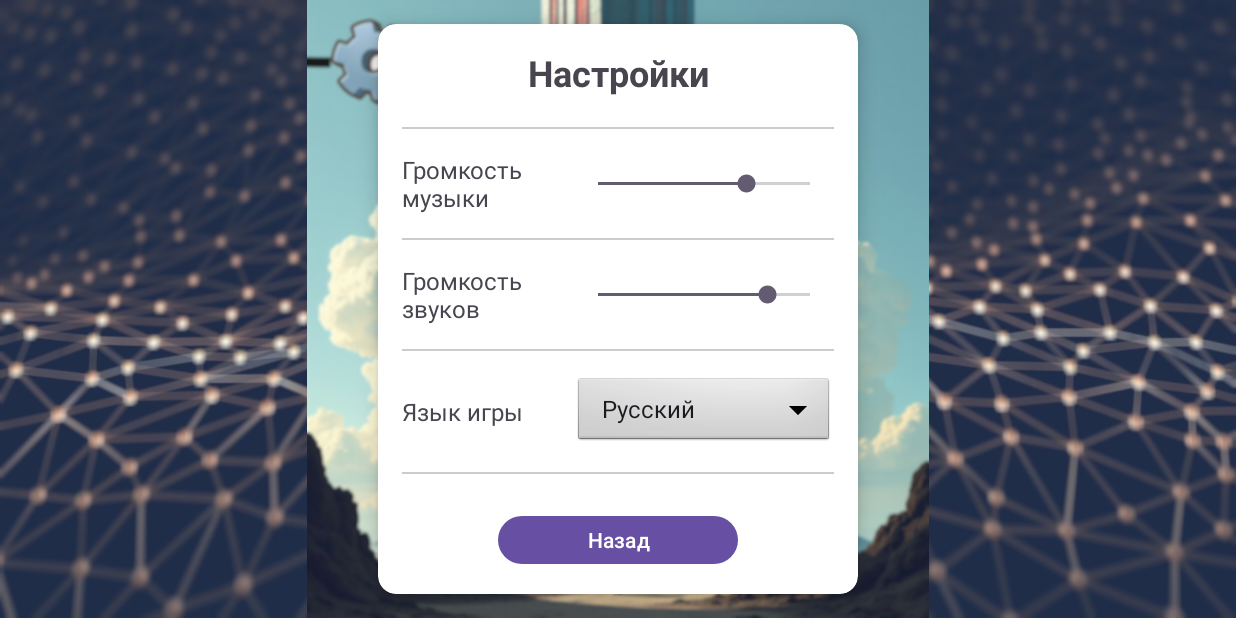
After one commit to Gennadiy-Korobeynikov/TheTower, an Android app: the SettingsFragment screen opened through its navigation route, on a phone screen of 824 x 412 dp (held sideways). The commit adds this screen. Run offline under Robolectric (Android 15) with nearby library versions, the phone set to English and light mode, and no system bars.

Commit message:
Добавлен новый фрагмент с настройками. Реализован переход между настройками и меню. Добавлено возможность изменения языка и громкости, но пока не сохраняется программно.

```diff
--- /dev/null
+++ b/app/src/main/java/com/tpu/thetower/fragments/SettingsFragment.kt
@@ -0,0 +1,34 @@
+package com.tpu.thetower.fragments
+
+import android.os.Bundle
+import android.view.View
+import android.widget.ArrayAdapter
+import android.widget.Button
+import android.widget.Spinner
+import androidx.fragment.app.Fragment
+import com.tpu.thetower.FragmentManager
+import com.tpu.thetower.R
+
+
+class SettingsFragment : Fragment(R.layout.fragment_settings) {
+    override fun onViewCreated(view: View, savedInstanceState: Bundle?) {
+        super.onViewCreated(view, savedInstanceState)
+
+        val languageSpinner = view.findViewById<Spinner>(R.id.language_spinner)
+        ArrayAdapter.createFromResource(
+            requireContext(),
+            R.array.language_options,
+            android.R.layout.simple_spinner_item
+        ).also { adapter ->
+            adapter.setDropDownViewResource(android.R.layout.simple_spinner_dropdown_item)
+            languageSpinner.adapter = adapter
+        }
+
+        // Настройка кнопки "Назад"
+        val backButton = view.findViewById<Button>(R.id.back_button)
+        backButton.setOnClickListener {
+            // Возврат к предыдущему экрану
+            FragmentManager.goBack(this)
+        }
+    }
+}
--- a/app/src/main/java/com/tpu/thetower/fragments/TitleScreenFragment.kt
+++ b/app/src/main/java/com/tpu/thetower/fragments/TitleScreenFragment.kt
@@ -18,6 +18,7 @@ class TitleScreenFragment : Fragment(R.layout.fragment_title_screen) {
 
         val binding = FragmentTitleScreenBinding.bind(view)
         val btn_test : Button = binding.btnToLvl0
+        val btn_settings : Button = binding.btnToSettings
 
         FragmentManager.hideHUD(requireActivity())
         FragmentManager.hideGoBackArrow(requireActivity())
@@ -29,5 +30,10 @@ class TitleScreenFragment : Fragment(R.layout.fragment_title_screen) {
 
         }
 
+        btn_settings.setOnClickListener {
+            FragmentManager.changeBG(this, R.id.action_titleScreenFragment_to_settingsFragment)
+        }
     }
+
+
 }
--- /dev/null
+++ b/app/src/main/res/layout/fragment_settings.xml
@@ -0,0 +1,159 @@
+<?xml version="1.0" encoding="utf-8"?>
+<FrameLayout xmlns:android="http://schemas.android.com/apk/res/android"
+    xmlns:tools="http://schemas.android.com/tools"
+    xmlns:app="http://schemas.android.com/apk/res-auto"
+    android:layout_width="match_parent"
+    android:layout_height="match_parent"
+    android:background="#FFFFFF"
+    android:gravity="center"
+    android:orientation="vertical"
+    tools:context=".fragments.SettingsFragment">
+
+    <ImageView
+        android:layout_width="match_parent"
+        android:layout_height="match_parent"
+        android:scaleType="fitXY"
+        android:src="@drawable/bg_blured" />
+
+    <ImageView
+        android:layout_width="match_parent"
+        android:layout_height="match_parent"
+        android:src="@drawable/title_screen_test_blured" />
+
+    <!-- Меню настроек -->
+    <androidx.cardview.widget.CardView
+        android:layout_width="wrap_content"
+        android:layout_height="wrap_content"
+        android:layout_gravity="center"
+        app:cardCornerRadius="12dp"
+        app:cardElevation="8dp"
+        app:cardBackgroundColor="@color/white"
+        android:layout_margin="16dp">
+
+        <LinearLayout
+            android:layout_width="320dp"
+            android:layout_height="wrap_content"
+            android:orientation="vertical"
+            android:padding="16dp">
+
+            <!-- Заголовок -->
+            <TextView
+                android:layout_width="match_parent"
+                android:layout_height="wrap_content"
+                android:text="@string/settings_title"
+                android:textSize="24sp"
+                android:textStyle="bold"
+                android:gravity="center"
+                android:layout_marginBottom="20dp"/>
+
+            <!-- Разделитель -->
+            <View
+                android:layout_width="match_parent"
+                android:layout_height="1dp"
+                android:background="#CCCCCC"
+                android:layout_marginBottom="16dp"/>
+
+            <!-- Громкость музыки -->
+            <LinearLayout
+                android:layout_width="match_parent"
+                android:layout_height="wrap_content"
+                android:orientation="horizontal"
+                android:gravity="center_vertical"
+                android:layout_marginBottom="16dp">
+
+                <TextView
+                    android:layout_width="0dp"
+                    android:layout_height="wrap_content"
+                    android:layout_weight="1"
+                    android:text="@string/music_volume"
+                    android:textSize="16sp"/>
+
+                <SeekBar
+                    android:id="@+id/music_volume_seek_bar"
+                    android:layout_width="0dp"
+                    android:layout_height="wrap_content"
+                    android:layout_weight="1.5"
+                    android:max="100"
+                    android:progress="70"/>
+            </LinearLayout>
+
+            <!-- Разделитель -->
+            <View
+                android:layout_width="match_parent"
+                android:layout_height="1dp"
+                android:background="#CCCCCC"
+                android:layout_marginBottom="16dp"/>
+
+            <!-- Громкость звуков -->
+            <LinearLayout
+                android:layout_width="match_parent"
+                android:layout_height="wrap_content"
+                android:orientation="horizontal"
+                android:gravity="center_vertical"
+                android:layout_marginBottom="16dp">
+
+                <TextView
+                    android:layout_width="0dp"
+                    android:layout_height="wrap_content"
+                    android:layout_weight="1"
+                    android:text="@string/sound_volume"
+                    android:textSize="16sp"/>
+
+                <SeekBar
+                    android:id="@+id/sound_volume_seek_bar"
+                    android:layout_width="0dp"
+                    android:layout_height="wrap_content"
+                    android:layout_weight="1.5"
+                    android:max="100"
+                    android:progress="80"/>
+            </LinearLayout>
+
+            <!-- Разделитель -->
+            <View
+                android:layout_width="match_parent"
+                android:layout_height="1dp"
+                android:background="#CCCCCC"
+                android:layout_marginBottom="16dp"/>
+
+            <!-- Выбор языка -->
+            <LinearLayout
+                android:layout_width="match_parent"
+                android:layout_height="wrap_content"
+                android:orientation="horizontal"
+                android:gravity="center_vertical"
+                android:layout_marginBottom="16dp">
+
+                <TextView
+                    android:layout_width="0dp"
+                    android:layout_height="wrap_content"
+                    android:layout_weight="1"
+                    android:text="@string/game_language"
+                    android:textSize="16sp"/>
+
+                <Spinner
+                    android:id="@+id/language_spinner"
+                    android:layout_width="0dp"
+                    android:layout_height="wrap_content"
+                    android:layout_weight="1.5"
+                    android:background="@android:drawable/btn_dropdown"/>
+            </LinearLayout>
+
+            <!-- Разделитель -->
+            <View
+                android:layout_width="match_parent"
+                android:layout_height="1dp"
+                android:background="#CCCCCC"
+                android:layout_marginBottom="16dp"/>
+
+            <!-- Кнопка назад -->
+            <Button
+                android:id="@+id/back_button"
+                android:layout_width="160dp"
+                android:layout_height="wrap_content"
+                android:text="@string/back_button"
+                android:textColor="#FFFFFF"
+                android:layout_gravity="center"
+                android:layout_marginTop="8dp"/>
+        </LinearLayout>
+    </androidx.cardview.widget.CardView>
+</FrameLayout>
--- a/app/src/main/res/layout/fragment_title_screen.xml
+++ b/app/src/main/res/layout/fragment_title_screen.xml
@@ -27,6 +27,15 @@
         android:layout_marginTop="30dp"
         android:background="@drawable/button_outline" />
 
+    <androidx.appcompat.widget.AppCompatButton
+        android:id="@+id/btn_to_settings"
+        android:layout_width="60dp"
+        android:layout_height="60dp"
+        android:layout_gravity="center_horizontal"
+        android:layout_marginTop="13dp"
+        android:layout_marginEnd="162dp"
+        android:background="@drawable/button_outline" />
+
 
 
 </FrameLayout>
--- a/app/src/main/res/navigation/nav_graph.xml
+++ b/app/src/main/res/navigation/nav_graph.xml
@@ -17,6 +17,9 @@
             app:exitAnim="@android:anim/fade_out"
             app:popEnterAnim="@android:anim/fade_in"
             app:popExitAnim="@android:anim/fade_out" />
+        <action
+            android:id="@+id/action_titleScreenFragment_to_settingsFragment"
+            app:destination="@id/settingsFragment" />
     </fragment>
     <fragment
         android:id="@+id/lvl0Fragment"
@@ -70,5 +73,10 @@
         android:name="com.tpu.thetower.fragments.Lvl0Puzzle1Fragment"
         android:label="fragment_lvl0_puzzle1"
         tools:layout="@layout/fragment_lvl0_puzzle1" />
+    <fragment
+        android:id="@+id/settingsFragment"
+        android:name="com.tpu.thetower.fragments.SettingsFragment"
+        android:label="fragment_settings"
+        tools:layout="@layout/fragment_settings" />
 
 </navigation>
--- a/app/src/main/res/values/strings.xml
+++ b/app/src/main/res/values/strings.xml
@@ -1,8 +1,8 @@
 <resources>
     <string name="app_name">TheTower</string>
 
-<!--################################# Окно запроса разрешений (+ туториал)  #######################################-->
-<string name="permission_request">
+    <!--################################# Окно запроса разрешений (+ туториал)  #######################################-->
+    <string name="permission_request">
     У этой игры есть особенные механики: по мере прохождения вам будут встречаться головоломки, для решения
     которых нужно будет использовать Вашу креативность... и ваше устройство.\n
     Первое полностью в вашем распоряжении, а вот на второе игре необходимы разрешения.\n\n
@@ -13,10 +13,10 @@
 
     <string name="ok">ОК</string>
 
-<!--##############################################################################################################-->
+    <!--##############################################################################################################-->
 
 
-<!--################################# Окно при отказе предоставить разрешения  ####################################-->
+    <!--################################# Окно при отказе предоставить разрешения  ####################################-->
 
     <string name="permission_denied_msg">
         Подождите! Вы теряете значительный объём уникального геймплея этой игры!
@@ -28,10 +28,22 @@
 
     <string name="open_sys"> Перейти в настройки приложения</string>
     <string name="no_thanks"> Нет, спасибо, я смогу насладиться и тем, что есть</string>
+    <!-- TODO: Remove or change this placeholder text -->
+    <string name="hello_blank_fragment">Hello blank fragment</string>
 
-<!--##############################################################################################################-->
+    <!--##############################################################################################################-->
+    <string name="settings_title">Настройки</string>
+    <string name="music_volume">Громкость музыки</string>
+    <string name="sound_volume">Громкость звуков</string>
+    <string name="game_language">Язык игры</string>
+    <string name="back_button">Назад</string>
 
-
+    <!-- Массив для языков -->
+    <string-array name="language_options">
+        <item>Русский</item>
+        <item>Английский</item>
+        <item>Немецкий</item>
+    </string-array>
 
 
 </resources>
```
Also changed, not shown: app/src/main/res/drawable/bg_blured.jpg (added), app/src/main/res/drawable/title_screen_test_blured.png (added), 1 other file.
